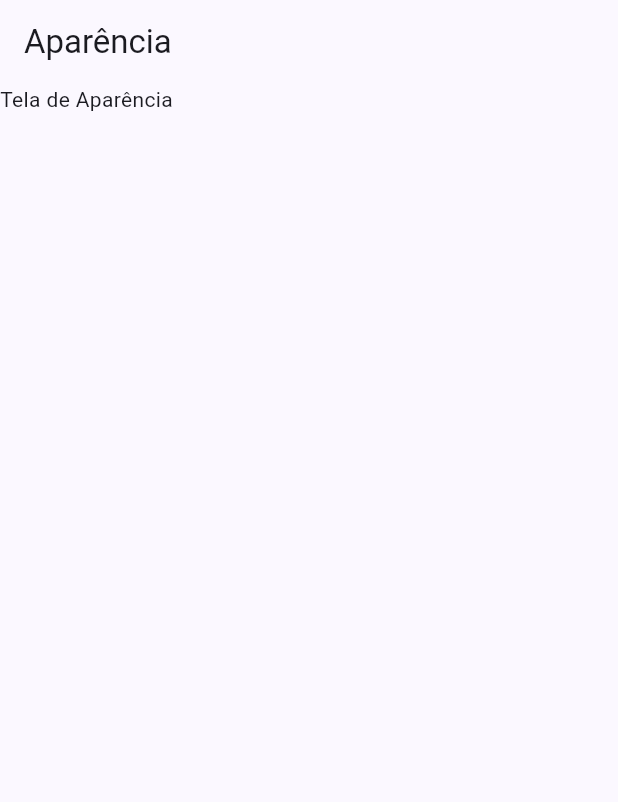
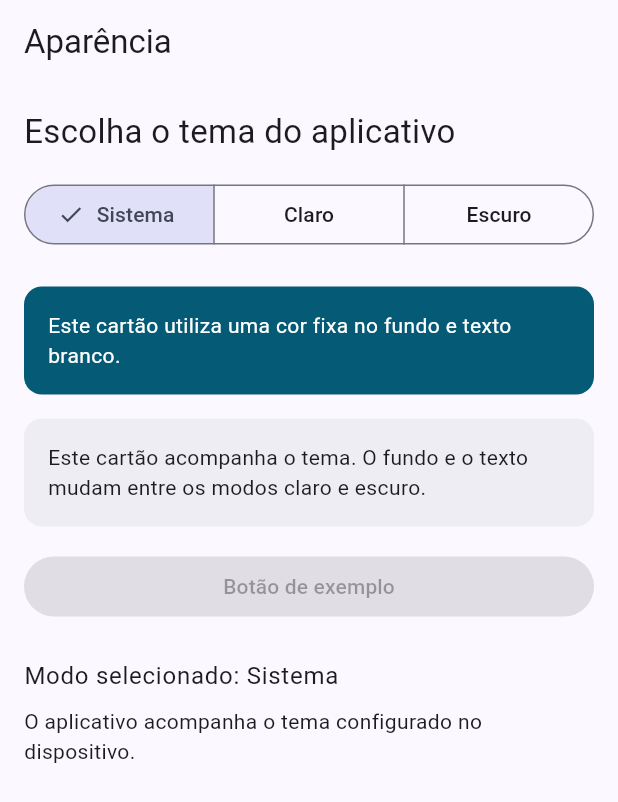
Before and after one commit to Moisasb/meu_app, a Flutter app: the screen it shows after launch, on a phone screen of 412 x 824 dp. Shown: the top 802 px of the screen. Run offline on Flutter 3.47's test engine with Material 3 defaults, Android fonts, the phone set to English and light mode, and no system bars.

Commit message:
cont sobre tema claro e escuro

```diff
--- a/lib/screens/aparencia_screen.dart
+++ b/lib/screens/aparencia_screen.dart
@@ -7,19 +7,111 @@ class AparenciaScreen extends StatelessWidget {
     required this.aoAlterarTema,
   });
 
+  // Referência ao modo de tema selecionado
   final ThemeMode modoAtual;
 
+  // Callback para alterar o tema
   final void Function(ThemeMode) aoAlterarTema;
 
   @override
   Widget build(BuildContext context) {
-    // final cores = Theme.of(context).colorScheme;
+    // Lê as cores do tema ativo nesta tela
+    final cores = Theme.of(context).colorScheme;
 
     return Scaffold(
-      appBar: AppBar(
-        title: const Text('Aparência'),
+      appBar: AppBar(title: const Text('Aparência')),
+      body: SingleChildScrollView(
+        child: Padding(
+          padding: const EdgeInsets.all(16),
+          child: Column(
+            crossAxisAlignment: CrossAxisAlignment.stretch,
+            children: [
+              const Text(
+                'Escolha o tema do aplicativo',
+                style: TextStyle(fontSize: 22),
+              ),
+              const SizedBox(height: 16),
+
+              // Botões para selecionar o tema
+              SegmentedButton<ThemeMode>(
+                segments: const [
+                  ButtonSegment(
+                    value: ThemeMode.system,
+                    label: Text('Sistema'),
+                  ),
+                  ButtonSegment(value: ThemeMode.light, label: Text('Claro')),
+                  ButtonSegment(value: ThemeMode.dark, label: Text('Escuro')),
+                ],
+                selected: {modoAtual},
+                onSelectionChanged: (novosModos) {
+                  aoAlterarTema(novosModos.first);
+                },
+              ),
+
+              const SizedBox(height: 24),
+
+              Container(
+                padding: const EdgeInsets.all(16),
+                decoration: BoxDecoration(
+                  color: const Color.fromARGB(255, 5, 91, 117),
+                  borderRadius: BorderRadius.circular(12),
+                ),
+                child: const Text(
+                  'Este cartão utiliza uma cor fixa no fundo '
+                  'e texto branco.',
+                  style: TextStyle(color: Color.fromARGB(255, 255, 255, 255)),
+                ),
+              ),
+
+              const SizedBox(height: 16),
+
+              // Segundo cartão
+              Container(
+                padding: const EdgeInsets.all(16),
+                decoration: BoxDecoration(
+                  color: cores.surfaceContainer,
+                  borderRadius: BorderRadius.circular(12),
+                ),
+                child: Text(
+                  'Este cartão acompanha o tema. '
+                  'O fundo e o texto mudam entre os modos '
+                  'claro e escuro.',
+                  style: TextStyle(color: cores.onSurface),
+                ),
+              ),
+
+              const SizedBox(height: 16),
+
+              // Botão de exemplo
+              const FilledButton(
+                onPressed: null,
+                child: Text('Botão de exemplo'),
+              ),
+
+              const SizedBox(height: 24),
+
+              Text(
+                'Modo selecionado: ${switch (modoAtual) {
+                  ThemeMode.system => 'Sistema',
+                  ThemeMode.light => 'Claro',
+                  ThemeMode.dark => 'Escuro',
+                }}',
+                style: Theme.of(context).textTheme.bodyLarge,
+              ),
+
+              const SizedBox(height: 8),
+
+              Text(switch (modoAtual) {
+                ThemeMode.system =>
+                  'O aplicativo acompanha o tema configurado '
+                      'no dispositivo.',
+                ThemeMode.light => 'O aplicativo utiliza sempre o tema claro.',
+                ThemeMode.dark => 'O aplicativo utiliza sempre o tema escuro.',
+              }, style: Theme.of(context).textTheme.bodyMedium),
+            ],
+          ),
+        ),
       ),
-      body: const Text('Tela de Aparência'),
     );
   }
 }
```
